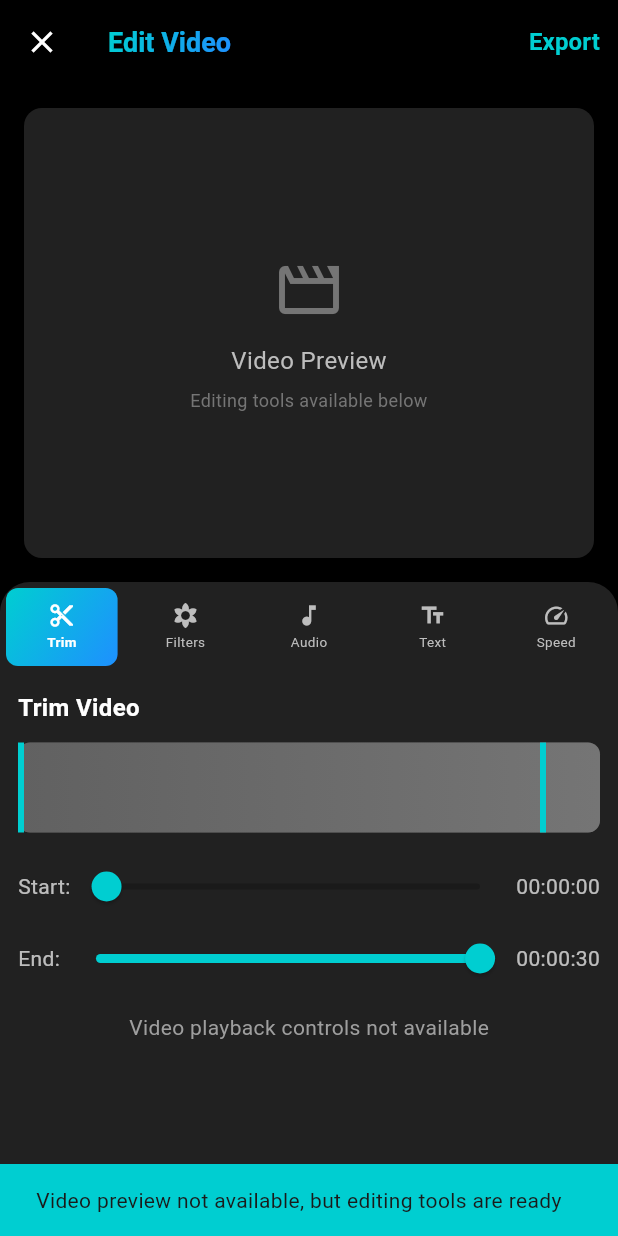
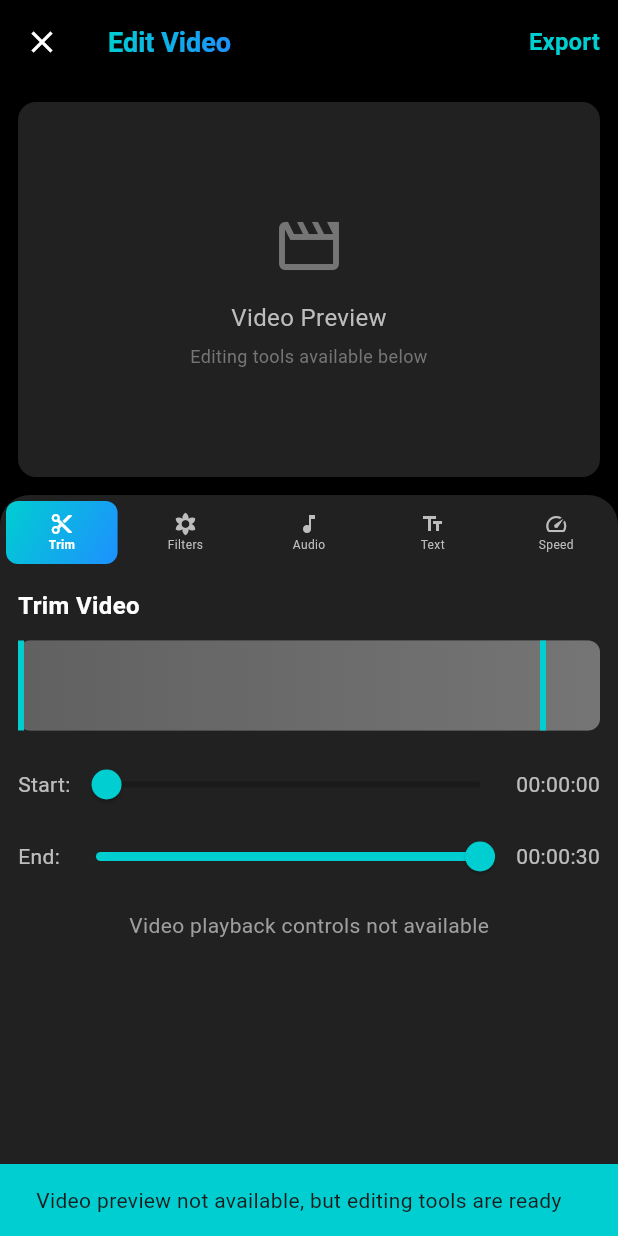
Before and after one commit to Vibe-Hacker/vib3, a Flutter app: the VideoEditingScreen screen opened directly with empty values, on a phone screen of 412 x 824 dp. Run offline on Flutter 3.47's test engine with Material 3 defaults, Android fonts, the phone set to English and light mode, and no system bars; our stand-ins replace audioplayers, camera, image_picker, permission_handler, shared_preferences, video_player; accounts and stored records are empty.

Commit message:
Fix video editing screen layout overflow
- Reduce video preview height from 300px to 250px
- Decrease tab button height from 60px to 50px
- Smaller tab icons (16px) and text (8px) to prevent overflow
- Improved fallback handling for MediaCodec memory issues on OnePlus devices

The video player gracefully falls back to simple editor when hardware decoder fails.

🎬 Generated with Claude Code

Co-Authored-By: Claude <noreply@anthropic.com>

```diff
--- a/vib3_app/lib/screens/video_editing_screen.dart
+++ b/vib3_app/lib/screens/video_editing_screen.dart
@@ -471,8 +471,8 @@ class _VideoEditingScreenState extends State<VideoEditingScreen>
                 children: [
                 // Video preview
                 Container(
-                  height: 300,
-                  margin: const EdgeInsets.all(16),
+                  height: 250,
+                  margin: const EdgeInsets.all(12),
                   decoration: BoxDecoration(
                     borderRadius: BorderRadius.circular(12),
                     color: Colors.grey[900],
@@ -559,7 +559,7 @@ class _VideoEditingScreenState extends State<VideoEditingScreen>
                       children: [
                         // Tab buttons
                         Container(
-                          height: 60,
+                          height: 50,
                           child: Row(
                             children: List.generate(_tabLabels.length, (index) {
                               final isSelected = index == _selectedTabIndex;
@@ -588,14 +588,14 @@ class _VideoEditingScreenState extends State<VideoEditingScreen>
                                         Icon(
                                           _tabIcons[index],
                                           color: isSelected ? Colors.white : Colors.grey[400],
-                                          size: 18,
+                                          size: 16,
                                         ),
-                                        const SizedBox(height: 2),
+                                        const SizedBox(height: 1),
                                         Text(
                                           _tabLabels[index],
                                           style: TextStyle(
                                             color: isSelected ? Colors.white : Colors.grey[400],
-                                            fontSize: 9,
+                                            fontSize: 8,
                                             fontWeight: isSelected ? FontWeight.bold : FontWeight.normal,
                                           ),
                                         ),
```
